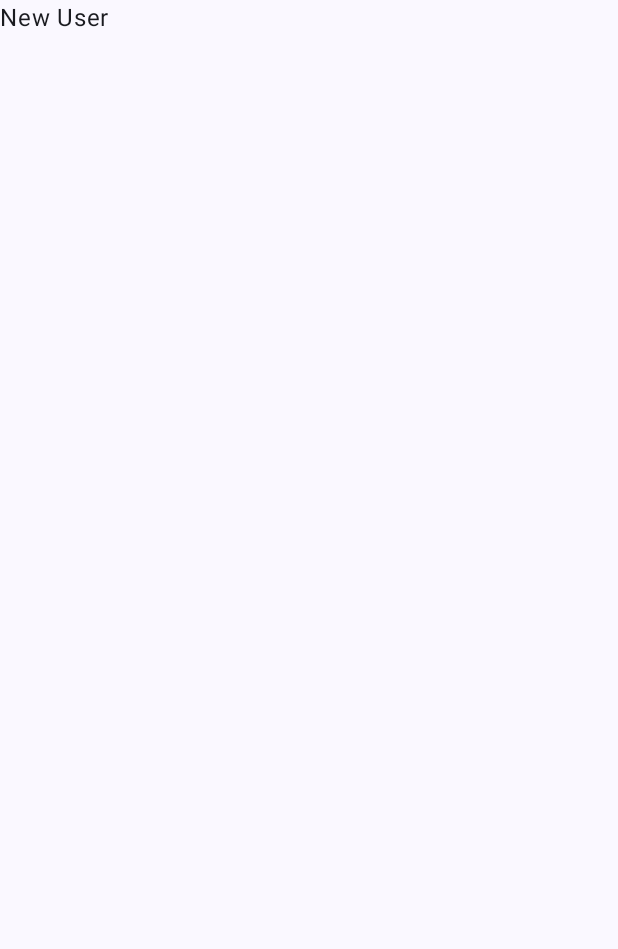
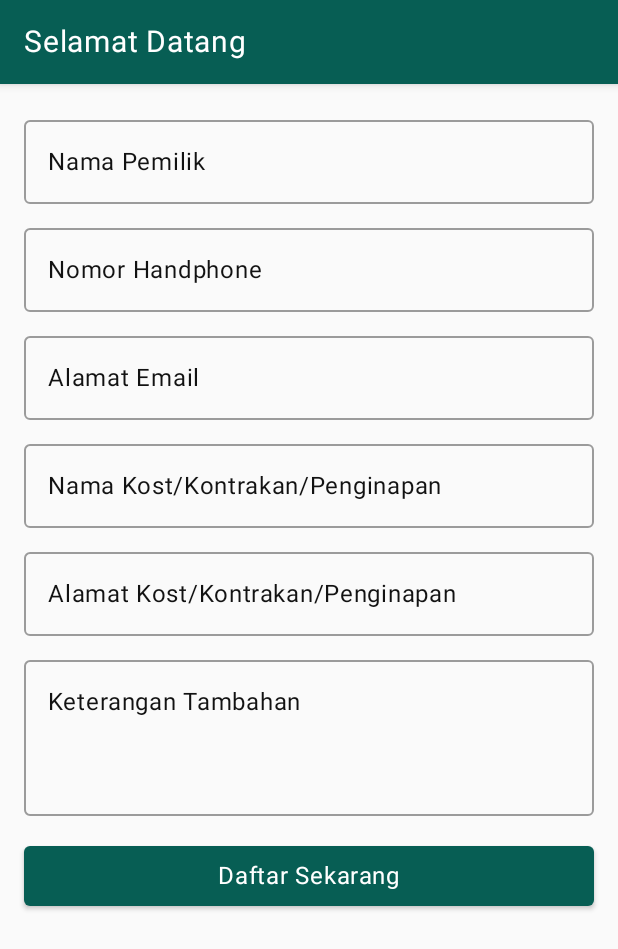
Before and after one commit to gadogado092/Laundry, an Android app built with Jetpack Compose: the NewUserActivity screen opened directly, with no data from a screen before it, on a phone screen of 412 x 824 dp. Before the commit the part shown is almost empty. Shown: the top 949 px of the screen. Run offline under Robolectric (Android 15) with nearby library versions, the phone set to English and light mode, and no system bars; our stand-ins replace Room's generated code.

Commit message:
finish UI registration

```diff
--- a/app/build.gradle.kts
+++ b/app/build.gradle.kts
@@ -60,6 +60,8 @@ dependencies {
     implementation("androidx.compose.ui:ui-graphics")
     implementation("androidx.compose.ui:ui-tooling-preview")
     implementation("androidx.compose.material3:material3")
+    implementation("androidx.compose.material:material:1.3.1")
+    implementation("androidx.compose.material:material-icons-extended:1.3.1")
     testImplementation("junit:junit:4.13.2")
     androidTestImplementation("androidx.test.ext:junit:1.1.5")
     androidTestImplementation("androidx.test.espresso:espresso-core:3.5.1")
--- a/app/src/main/java/amat/kelolakost/data/KelolaKostRoomDatabase.kt
+++ b/app/src/main/java/amat/kelolakost/data/KelolaKostRoomDatabase.kt
@@ -7,12 +7,13 @@ import androidx.room.RoomDatabase
 
 @Database(
     entities = [
-        User::class
+        User::class, Kost::class
     ],
     version = 1
 )
 abstract class KelolaKostRoomDatabase : RoomDatabase() {
     abstract fun userDao(): UserDao
+    abstract fun kostDao(): KostDao
 
     companion object {
         @Volatile
@@ -21,7 +22,9 @@ abstract class KelolaKostRoomDatabase : RoomDatabase() {
         fun getDatabase(context: Context): KelolaKostRoomDatabase {
             return INSTANCE ?: synchronized(this) {
                 val instance = Room.databaseBuilder(
-                    context.applicationContext, KelolaKostRoomDatabase::class.java, "kelola_kost_database"
+                    context.applicationContext,
+                    KelolaKostRoomDatabase::class.java,
+                    "kelola_kost_database"
                 ).build()
                 INSTANCE = instance
                 return instance
--- a/app/src/main/java/amat/kelolakost/data/Kost.kt
+++ b/app/src/main/java/amat/kelolakost/data/Kost.kt
@@ -5,7 +5,7 @@ import androidx.room.PrimaryKey
 
 @Entity
 data class Kost(
-    @PrimaryKey(autoGenerate = true)
+    @PrimaryKey
     val id: String,
     val name: String,
     val address: String,
--- /dev/null
+++ b/app/src/main/java/amat/kelolakost/data/KostDao.kt
@@ -0,0 +1,16 @@
+package amat.kelolakost.data
+
+import androidx.room.Dao
+import androidx.room.Insert
+import androidx.room.OnConflictStrategy
+import androidx.room.Query
+import kotlinx.coroutines.flow.Flow
+
+@Dao
+interface KostDao {
+    @Insert(onConflict = OnConflictStrategy.REPLACE)
+    suspend fun insert(kost: Kost)
+
+    @Query("SELECT * FROM Kost")
+    fun getAllKost(): Flow<List<Kost>>
+}
--- /dev/null
+++ b/app/src/main/java/amat/kelolakost/data/entity/ValidationResult.kt
@@ -0,0 +1,6 @@
+package amat.kelolakost.data.entity
+
+data class ValidationResult(
+    val successful: Boolean,
+    val errorMessage: String? = null
+)
--- /dev/null
+++ b/app/src/main/java/amat/kelolakost/data/repository/KostRepository.kt
@@ -0,0 +1,27 @@
+package amat.kelolakost.data.repository
+
+import amat.kelolakost.data.Kost
+import amat.kelolakost.data.KostDao
+import kotlinx.coroutines.flow.Flow
+
+class KostRepository(private val kostDao: KostDao) {
+    fun getAllKost(): Flow<List<Kost>> {
+        return kostDao.getAllKost()
+    }
+
+    suspend fun insertKost(kost: Kost) {
+        kostDao.insert(kost)
+    }
+
+    companion object {
+        @Volatile
+        private var instance: KostRepository? = null
+
+        fun getInstance(dao: KostDao): KostRepository =
+            instance ?: synchronized(this) {
+                KostRepository(dao).apply {
+                    instance = this
+                }
+            }
+    }
+}
--- a/app/src/main/java/amat/kelolakost/data/repository/UserRepository.kt
+++ b/app/src/main/java/amat/kelolakost/data/repository/UserRepository.kt
@@ -7,6 +7,10 @@ import kotlinx.coroutines.flow.Flow
 class UserRepository(private val userDao: UserDao) {
     fun getAllUser(): Flow<List<User>> {
         return userDao.getAllUser()
+    }
+
+    suspend fun insertUser(user: User) {
+        userDao.insert(user)
     }
 
     companion object {
--- a/app/src/main/java/amat/kelolakost/di/Injection.kt
+++ b/app/src/main/java/amat/kelolakost/di/Injection.kt
@@ -1,6 +1,7 @@
 package amat.kelolakost.di
 
 import amat.kelolakost.data.KelolaKostRoomDatabase
+import amat.kelolakost.data.repository.KostRepository
 import amat.kelolakost.data.repository.UserRepository
 import android.content.Context
 
@@ -8,4 +9,12 @@ object Injection {
     fun provideMainRepository(context: Context): UserRepository {
         return UserRepository.getInstance(KelolaKostRoomDatabase.getDatabase(context).userDao())
     }
+
+    fun provideUserRepository(context: Context): UserRepository {
+        return UserRepository.getInstance(KelolaKostRoomDatabase.getDatabase(context).userDao())
+    }
+
+    fun provideKostRepository(context: Context): KostRepository {
+        return KostRepository.getInstance(KelolaKostRoomDatabase.getDatabase(context).kostDao())
+    }
 }
--- /dev/null
+++ b/app/src/main/java/amat/kelolakost/ui/common/UiState.kt
@@ -0,0 +1,9 @@
+package amat.kelolakost.ui.common
+
+sealed class UiState<out T : Any?> {
+    object Loading : UiState<Nothing>()
+
+    data class Success<out T : Any>(val data: T) : UiState<T>()
+
+    data class Error(val errorMessage: String) : UiState<Nothing>()
+}
--- /dev/null
+++ b/app/src/main/java/amat/kelolakost/ui/component/MyOutlinedTextField.kt
@@ -0,0 +1,32 @@
+package amat.kelolakost.ui.component
+
+import amat.kelolakost.ui.theme.FontBlack
+import amat.kelolakost.ui.theme.TealGreen
+import androidx.compose.foundation.text.KeyboardOptions
+import androidx.compose.material.OutlinedTextField
+import androidx.compose.material.TextFieldDefaults
+import androidx.compose.material3.Text
+import androidx.compose.runtime.Composable
+import androidx.compose.ui.Modifier
+
+@Composable
+fun MyOutlinedTextField(
+    label: String,
+    value: String,
+    onValueChange: (String) -> Unit,
+    modifier: Modifier = Modifier,
+    singleLine: Boolean = true,
+    keyboardOptions: KeyboardOptions = KeyboardOptions.Default
+) {
+    OutlinedTextField(
+        value = value,
+        modifier = modifier,
+        label = { Text(text = label, color = FontBlack) },
+        singleLine = singleLine,
+        onValueChange = onValueChange,
+        colors = TextFieldDefaults.outlinedTextFieldColors(
+            focusedBorderColor = TealGreen
+        ),
+        keyboardOptions = keyboardOptions
+    )
+}
--- a/app/src/main/java/amat/kelolakost/ui/screen/onboard/OnboardScreen.kt
+++ b/app/src/main/java/amat/kelolakost/ui/screen/onboard/OnboardScreen.kt
@@ -43,7 +43,7 @@ val onboardPagesList = listOf(
     OnboardPage(
         imageRes = R.drawable.ic_splash,
         title = "Selamat Datang",
-        description = "KeKost merupakan aplikasi memudahkan pengelolaan kost. Kekost berbasis offline atau data tersimpan pada smartphone pengguna, sehingga dapat digunakan tanpa jaringan internet"
+        description = "KeKost merupakan aplikasi memudahkan pengelolaan kost, kontrakan, penginapan maupun guest house. Kekost berbasis offline atau data tersimpan pada smartphone pengguna, sehingga dapat digunakan tanpa jaringan internet"
     ), OnboardPage(
         imageRes = R.drawable.ic_splash,
         title = "Jelajahi Fitur Menarik",
@@ -182,7 +182,9 @@ fun OnBoardNavButton(
             } else {
                 onCompleteClicked()
             }
-        }, modifier = modifier.testTag(TAG_ONBOARD_SCREEN_NAV_BUTTON)
+        }, modifier = modifier
+            .testTag(TAG_ONBOARD_SCREEN_NAV_BUTTON)
+            .fillMaxWidth(0.6F)
     ) {
         Text(text = if (currentPage < noOfPages - 1) "Selanjutnya" else "Coba Sekarang")
     }
--- a/app/src/main/java/amat/kelolakost/ui/screen/splash/SplashActivity.kt
+++ b/app/src/main/java/amat/kelolakost/ui/screen/splash/SplashActivity.kt
@@ -3,8 +3,8 @@ package amat.kelolakost.ui.screen.splash
 import amat.kelolakost.R
 import amat.kelolakost.di.Injection
 import amat.kelolakost.ui.common.OnLifecycleEvent
+import amat.kelolakost.ui.screen.main.MainActivity
 import amat.kelolakost.ui.screen.onboard.OnboardActivity
-import amat.kelolakost.ui.screen.main.MainActivity
 import amat.kelolakost.ui.theme.FontBlack
 import amat.kelolakost.ui.theme.FontGrey
 import amat.kelolakost.ui.theme.GreenDark
--- a/app/src/main/java/amat/kelolakost/ui/screen/user/NewUserActivity.kt
+++ b/app/src/main/java/amat/kelolakost/ui/screen/user/NewUserActivity.kt
@@ -1,28 +1,166 @@
 package amat.kelolakost.ui.screen.user
 
+import amat.kelolakost.R
+import amat.kelolakost.di.Injection
+import amat.kelolakost.ui.component.MyOutlinedTextField
+import amat.kelolakost.ui.theme.FontWhite
+import amat.kelolakost.ui.theme.GreenDark
 import amat.kelolakost.ui.theme.KelolaKostTheme
+import android.content.Context
 import android.os.Bundle
+import android.widget.Toast
 import androidx.activity.ComponentActivity
 import androidx.activity.compose.setContent
+import androidx.compose.foundation.layout.Column
 import androidx.compose.foundation.layout.fillMaxSize
-import androidx.compose.material3.MaterialTheme
-import androidx.compose.material3.Surface
+import androidx.compose.foundation.layout.fillMaxWidth
+import androidx.compose.foundation.layout.height
+import androidx.compose.foundation.layout.padding
+import androidx.compose.foundation.rememberScrollState
+import androidx.compose.foundation.text.KeyboardOptions
+import androidx.compose.foundation.verticalScroll
+import androidx.compose.material.Button
+import androidx.compose.material.ButtonDefaults
+import androidx.compose.material.TopAppBar
 import androidx.compose.material3.Text
+import androidx.compose.runtime.Composable
+import androidx.compose.runtime.collectAsState
 import androidx.compose.ui.Modifier
+import androidx.compose.ui.platform.LocalContext
+import androidx.compose.ui.res.stringResource
+import androidx.compose.ui.text.input.KeyboardType
+import androidx.compose.ui.unit.dp
+import androidx.compose.ui.unit.sp
+import androidx.lifecycle.viewmodel.compose.viewModel
 
 class NewUserActivity : ComponentActivity() {
     override fun onCreate(savedInstanceState: Bundle?) {
         super.onCreate(savedInstanceState)
         setContent {
             KelolaKostTheme {
-                // A surface container using the 'background' color from the theme
-                Surface(
-                    modifier = Modifier.fillMaxSize(),
-                    color = MaterialTheme.colorScheme.background
-                ) {
-                    Text(text = "New User")
-                }
+                NewUserScreen()
             }
         }
     }
 }
+
+@Composable
+fun NewUserScreen() {
+
+    val context = LocalContext.current
+    val _userViewModel: UserViewModel =
+        viewModel(
+            factory = UserViewModelFactory(
+                Injection.provideUserRepository(context),
+                Injection.provideKostRepository(context)
+            )
+        )
+
+    Column {
+        TopAppBar(
+            title = {
+                Text(
+                    text = stringResource(id = R.string.title_new_user),
+                    color = FontWhite,
+                    fontSize = 20.sp
+                )
+            },
+            backgroundColor = GreenDark,
+        )
+        Column(
+            modifier = Modifier
+                .fillMaxSize()
+                .padding(16.dp)
+                .verticalScroll(rememberScrollState())
+        ) {
+
+            MyOutlinedTextField(
+                label = "Nama Pemilik",
+                value = _userViewModel.user.collectAsState().value.name,
+                onValueChange = {
+                    _userViewModel.setName(it)
+                },
+                modifier = Modifier.fillMaxWidth(),
+            )
+
+            MyOutlinedTextField(
+                label = "Nomor Handphone",
+                value = _userViewModel.user.collectAsState().value.numberPhone,
+                onValueChange = {
+                    _userViewModel.setNumberPhone(it)
+                },
+                modifier = Modifier
+                    .fillMaxWidth()
+                    .padding(top = 8.dp),
+                keyboardOptions = KeyboardOptions(keyboardType = KeyboardType.Phone)
+            )
+
+            MyOutlinedTextField(
+                label = "Alamat Email",
+                value = _userViewModel.user.collectAsState().value.email,
+                onValueChange = {
+                    _userViewModel.setEmail(it)
+                },
+                modifier = Modifier
+                    .fillMaxWidth()
+                    .padding(top = 8.dp),
+                keyboardOptions = KeyboardOptions(keyboardType = KeyboardType.Email)
+            )
+
+            MyOutlinedTextField(
+                label = "Nama Kost/Kontrakan/Penginapan",
+                value = _userViewModel.kost.collectAsState().value.name,
+                onValueChange = {
+                    _userViewModel.setKostName(it)
+                },
+                modifier = Modifier
+                    .fillMaxWidth()
+                    .padding(top = 8.dp),
+            )
+
+            MyOutlinedTextField(
+                label = "Alamat Kost/Kontrakan/Penginapan",
+                value = _userViewModel.kost.collectAsState().value.address,
+                onValueChange = {
+                    _userViewModel.setKostAddress(it)
+                },
+                modifier = Modifier
+                    .fillMaxWidth()
+                    .padding(top = 8.dp)
+            )
+            MyOutlinedTextField(
+                label = "Keterangan Tambahan",
+                value = _userViewModel.kost.collectAsState().value.note,
+                onValueChange = {
+                    _userViewModel.setNote(it)
+                },
+                modifier = Modifier
+                    .height(120.dp)
+                    .fillMaxWidth()
+                    .padding(top = 8.dp),
+                singleLine = false
+            )
+            Button(
+                onClick = {
+//                    viewModel.isEntryValid()
+                },
+                modifier = Modifier
+                    .fillMaxWidth()
+                    .padding(vertical = 16.dp),
+                colors = ButtonDefaults.buttonColors(backgroundColor = GreenDark)
+            ) {
+                Text(text = "Daftar Sekarang", color = FontWhite)
+            }
+
+
+        }
+    }
+}
+
+fun checkData() {
+
+}
+
+fun Context.toast(message: String) {
+    Toast.makeText(this, message, Toast.LENGTH_SHORT).show()
+}
--- /dev/null
+++ b/app/src/main/java/amat/kelolakost/ui/screen/user/UserViewModel.kt
@@ -0,0 +1,79 @@
+package amat.kelolakost.ui.screen.user
+
+import amat.kelolakost.data.Kost
+import amat.kelolakost.data.User
+import amat.kelolakost.data.repository.KostRepository
+import amat.kelolakost.data.repository.UserRepository
+import androidx.lifecycle.ViewModel
+import androidx.lifecycle.ViewModelProvider
+import kotlinx.coroutines.flow.MutableStateFlow
+import kotlinx.coroutines.flow.StateFlow
+
+class UserViewModel(
+    private val userRepository: UserRepository,
+    private val kostRepository: KostRepository
+) :
+    ViewModel() {
+
+    private val _user: MutableStateFlow<User> =
+        MutableStateFlow(User("", "", "", "", "", 25000, "", ""))
+    val user: StateFlow<User>
+        get() = _user
+
+    private val _kost: MutableStateFlow<Kost> =
+        MutableStateFlow(Kost("", "", "", "", ""))
+    val kost: StateFlow<Kost>
+        get() = _kost
+
+    fun setName(value: String) {
+        _user.value = _user.value.copy(name = value)
+
+    }
+
+    fun setNumberPhone(value: String) {
+        _user.value = _user.value.copy(numberPhone = value)
+    }
+
+    fun setEmail(value: String) {
+        _user.value = _user.value.copy(email = value)
+    }
+
+    fun setKostName(value: String) {
+        _kost.value = _kost.value.copy(name = value)
+    }
+
+    fun setKostAddress(value: String) {
+        _kost.value = _kost.value.copy(address = value)
+    }
+
+    fun setNote(value: String) {
+        _kost.value = _kost.value.copy(note = value)
+    }
+
+
+    suspend fun insertNewUser(user: User, kost: Kost) {
+        userRepository.insertUser(user)
+        kostRepository.insertKost(kost)
+    }
+
+//    fun isEntryValid(): ValidationResult {
+//
+//    }
+
+}
+
+class UserViewModelFactory(
+    private val userRepository: UserRepository,
+    private val kostRepository: KostRepository
+) :
+    ViewModelProvider.NewInstanceFactory() {
+
+    @Suppress("UNCHECKED_CAST")
+    override fun <T : ViewModel> create(modelClass: Class<T>): T {
+        if (modelClass.isAssignableFrom(UserViewModel::class.java)) {
+            return UserViewModel(userRepository, kostRepository) as T
+        }
+        throw IllegalArgumentException("Unknown ViewModel class: " + modelClass.name)
+    }
+
+}
--- a/app/src/main/java/amat/kelolakost/ui/theme/Color.kt
+++ b/app/src/main/java/amat/kelolakost/ui/theme/Color.kt
@@ -14,3 +14,5 @@ val FontBlack = Color(0xFF121212)
 val FontWhite = Color(0xFFFFFFFF)
 val FontGrey = Color(0xFF808080)
 val GreenDark = Color(0xFF075E54)
+val TealGreen = Color(0xFF128C7E)
+val LightGreen = Color(0xFF25D366)
--- a/app/src/main/java/amat/kelolakost/ui/theme/Theme.kt
+++ b/app/src/main/java/amat/kelolakost/ui/theme/Theme.kt
@@ -4,7 +4,6 @@ import android.app.Activity
 import android.os.Build
 import androidx.compose.foundation.isSystemInDarkTheme
 import androidx.compose.material3.MaterialTheme
-import androidx.compose.material3.darkColorScheme
 import androidx.compose.material3.dynamicDarkColorScheme
 import androidx.compose.material3.dynamicLightColorScheme
 import androidx.compose.material3.lightColorScheme
--- a/app/src/main/res/values/strings.xml
+++ b/app/src/main/res/values/strings.xml
@@ -1,3 +1,4 @@
 <resources>
     <string name="app_name">Kelola Kost</string>
+    <string name="title_new_user">Selamat Datang</string>
 </resources>
```
